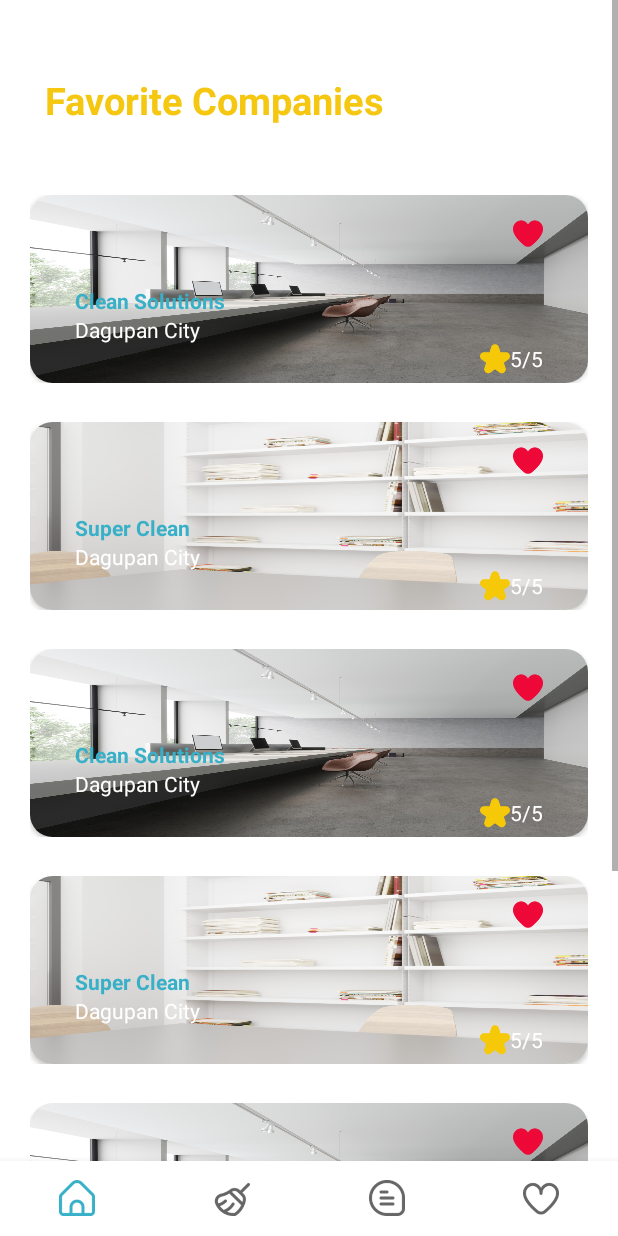
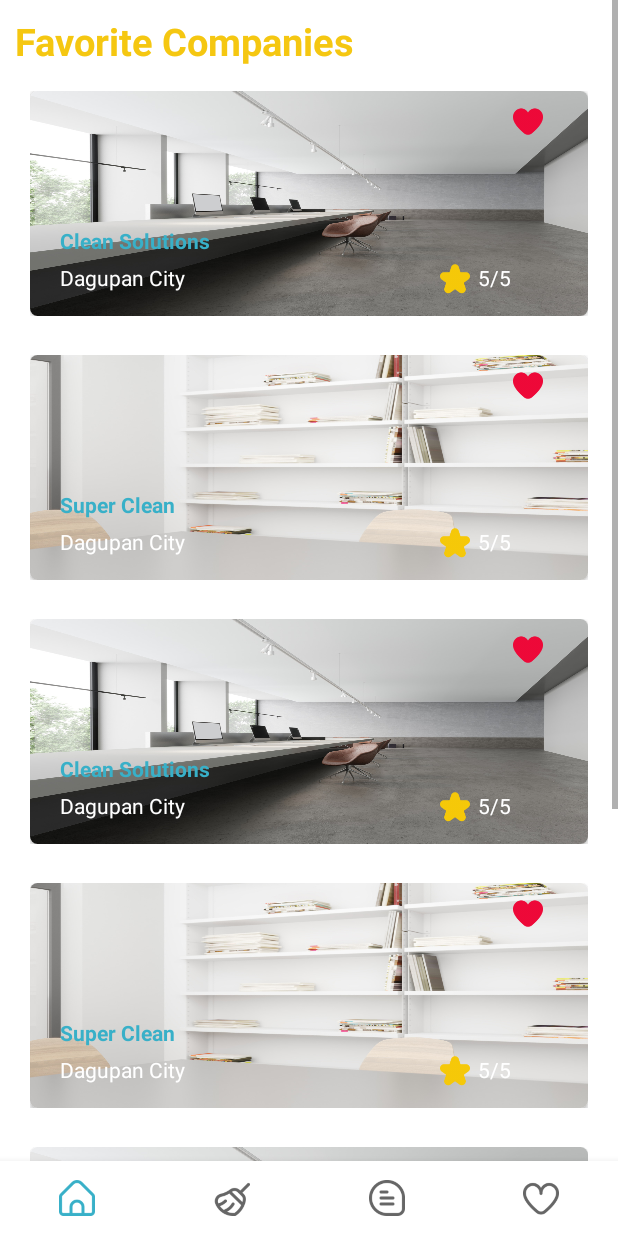
Before and after one commit to Ranz-prog/DustNShine_CustomerApp, an Android app: the fragment FragmentFavorites placed in its activity, on a phone screen of 412 x 824 dp. Run offline under Robolectric (Android 15) with nearby library versions, the phone set to English and light mode, and no system bars; our stand-ins replace CircleImageView.

Commit message:
Layout update
activity manage acc, favorite, recommendation,booking

```diff
--- a/app/src/main/res/layout/content_favorite_company.xml
+++ b/app/src/main/res/layout/content_favorite_company.xml
@@ -1,15 +1,16 @@
 <?xml version="1.0" encoding="utf-8"?>
 <RelativeLayout xmlns:android="http://schemas.android.com/apk/res/android"
+    xmlns:app="http://schemas.android.com/apk/res-auto"
     android:layout_width="wrap_content"
     android:layout_height="wrap_content"
     android:layout_marginTop="6dp"
-    android:padding="10dp"
-    xmlns:app="http://schemas.android.com/apk/res-auto">
+    android:padding="10dp">
 
     <androidx.cardview.widget.CardView
+        android:id="@+id/compic"
         android:layout_width="match_parent"
-        android:layout_height="125dp"
-        app:cardCornerRadius="15dp">
+        android:layout_height="150dp"
+        app:cardCornerRadius="5dp">
 
         <ImageView
             android:id="@+id/companyImgFav"
@@ -20,17 +21,15 @@
 
         <RelativeLayout
             android:layout_width="match_parent"
-            android:layout_height="match_parent"
-            android:layout_marginStart="30dp"
-            android:layout_marginTop="15dp"
-            android:layout_marginEnd="30dp">
+            android:layout_height="match_parent">
 
             <TextView
                 android:id="@+id/companyNameTVFav"
                 android:layout_width="wrap_content"
                 android:layout_height="wrap_content"
                 android:layout_alignParentStart="true"
-                android:layout_marginTop="45dp"
+                android:layout_marginStart="20dp"
+                android:layout_marginTop="90dp"
                 android:text="Company Name"
                 android:textColor="@color/app_theme_blue"
                 android:textStyle="bold" />
@@ -39,8 +38,11 @@
                 android:id="@+id/imageFilterButton"
                 android:layout_width="20dp"
                 android:layout_height="20dp"
+                android:layout_alignParentEnd="true"
+                android:layout_marginTop="10dp"
+                android:layout_marginEnd="30dp"
+                android:layout_marginRight="29dp"
                 android:scaleType="fitXY"
-                android:layout_alignParentEnd="true"
                 app:srcCompat="@drawable/heart_red" />
 
             <TextView
@@ -48,25 +50,32 @@
                 android:layout_width="wrap_content"
                 android:layout_height="wrap_content"
                 android:layout_below="@+id/companyNameTVFav"
-                android:layout_marginTop="0dp"
+                android:layout_alignParentStart="true"
+                android:layout_marginStart="20dp"
+                android:layout_marginTop="5dp"
                 android:text="Address"
                 android:textColor="@color/white" />
 
             <ImageView
                 android:id="@+id/star"
-                android:layout_below="@+id/txtAdrress"
                 android:layout_width="20sp"
                 android:layout_height="20sp"
-                android:layout_toLeftOf="@+id/ratingFavorite"
-
+                android:layout_below="@id/companyNameTVFav"
+                android:layout_marginStart="170dp"
+                android:layout_marginLeft="171dp"
+                android:layout_marginTop="6dp"
+                android:layout_toRightOf="@id/txtAdrress"
                 app:srcCompat="@drawable/star" />
 
             <TextView
                 android:id="@+id/ratingFavorite"
                 android:layout_width="wrap_content"
                 android:layout_height="wrap_content"
-                android:layout_below="@+id/txtAdrress"
-                android:layout_alignParentEnd="true"
+                android:layout_below="@id/companyNameTVFav"
+                android:layout_marginStart="5dp"
+                android:layout_marginLeft="7dp"
+                android:layout_marginTop="5dp"
+                android:layout_toRightOf="@id/star"
                 android:text="Rating"
                 android:textColor="@color/white" />
 
--- a/app/src/main/res/layout/content_recommendation.xml
+++ b/app/src/main/res/layout/content_recommendation.xml
@@ -8,7 +8,7 @@
     <androidx.cardview.widget.CardView
         android:layout_width="match_parent"
         android:layout_height="match_parent"
-        app:cardCornerRadius="15dp">
+        app:cardCornerRadius="5dp">
 
     <ImageView
         android:id="@+id/companyImg"
--- a/app/src/main/res/layout/fragment_favorites.xml
+++ b/app/src/main/res/layout/fragment_favorites.xml
@@ -15,8 +15,6 @@
             android:layout_width="wrap_content"
             android:layout_height="wrap_content"
             android:layout_alignParentTop="true"
-            android:layout_marginStart="20dp"
-            android:layout_marginTop="39dp"
             android:text="Favorite Companies"
             android:textColor="@color/app_theme_gold"
             android:textSize="25dp"
@@ -26,17 +24,15 @@
         <RelativeLayout
             android:id="@+id/middleSide"
             android:layout_width="match_parent"
-            android:layout_height="wrap_content"
+            android:layout_height="match_parent"
             android:layout_below="@+id/favCompanyTV"
-            android:layout_marginTop="10dp"
             android:orientation="vertical">
 
 
             <androidx.recyclerview.widget.RecyclerView
                 android:id="@+id/favoriteCompanyList"
                 android:layout_width="match_parent"
-                android:layout_height="wrap_content"
-                android:layout_marginTop="20dp" />
+                android:layout_height="match_parent" />
         </RelativeLayout>
     </RelativeLayout>
 </ScrollView>
```
Also changed, not shown: app/src/main/res/layout/activity_manage_acc.xml (+10 -10 lines), app/src/main/res/layout/fragment_booking.xml (+6 -13 lines).
